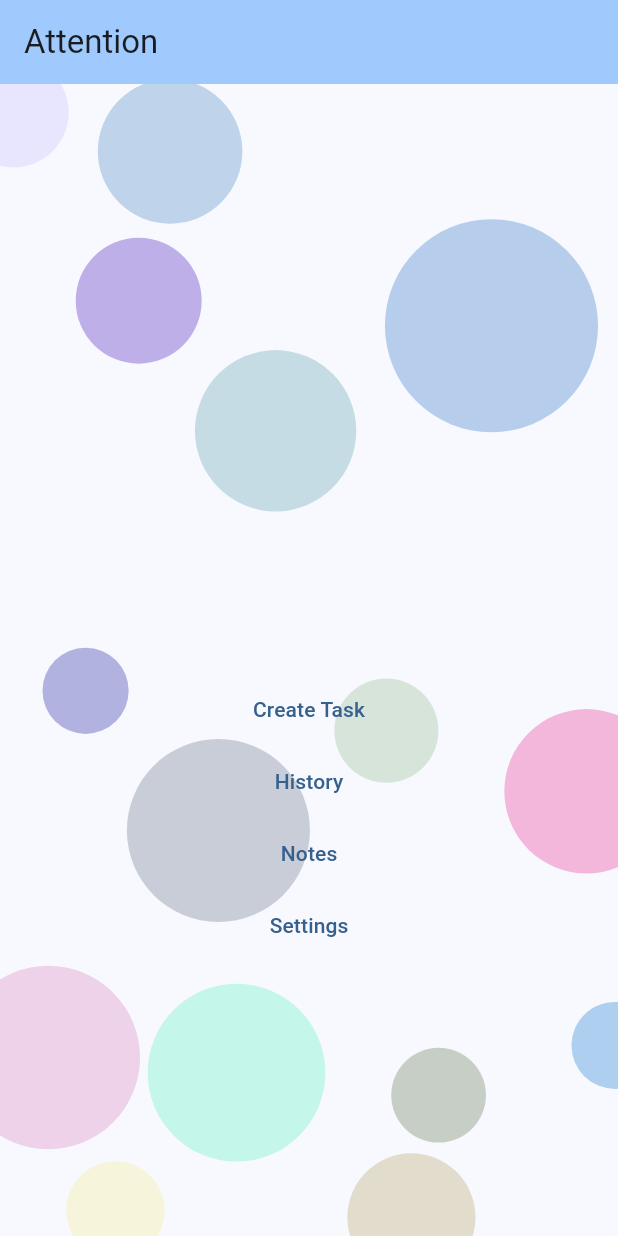
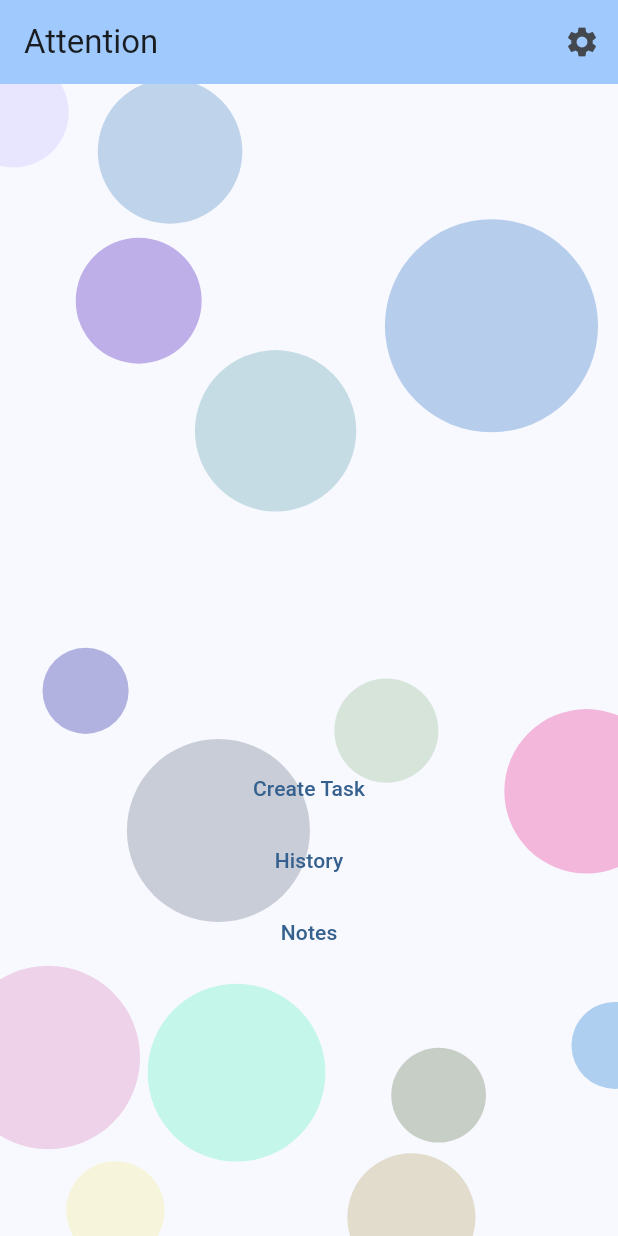
Before and after one commit to BigFlexLiu/attention, a Flutter app: the screen it shows after launch, on a phone screen of 412 x 824 dp. Run offline on Flutter 3.47's test engine with Material 2 defaults, Android fonts, the phone set to English and light mode, and no system bars; our stand-ins replace carousel_slider, flutter_local_notifications, freezed_annotation, shared_preferences, stop_watch_timer, table_calendar; missing offline and left inert: animated_tree_view; statements that could not run were skipped.

Commit message:
Bug fix and menu ui enhancement.

```diff
--- a/lib/main.dart
+++ b/lib/main.dart
@@ -115,6 +115,19 @@ class _MyHomePageState extends State<MyHomePage> {
         appBar: AppBar(
           backgroundColor: Theme.of(context).colorScheme.inversePrimary,
           title: Text(widget.title),
+          actions: [
+            IconButton(
+              icon: const Icon(Icons.settings),
+              tooltip: "Settings",
+              onPressed: () {
+                Navigator.of(context).push(
+                  MaterialPageRoute(
+                    builder: (context) => const SettingsMenu(),
+                  ),
+                );
+              },
+            ),
+          ],
         ),
         body: CustomPaint(
           painter: CirclePainter(),
@@ -127,9 +140,7 @@ class _MyHomePageState extends State<MyHomePage> {
                 ),
                 if (hangedNotes.hangedNotes.isNotEmpty)
                   const Expanded(flex: 10, child: HangNotesGallery()),
-                Expanded(
-                  flex: 4,
-                  child: Column(
+                Column(
                   mainAxisAlignment: MainAxisAlignment.center,
                   children: [
                     taskWidget,
@@ -147,19 +158,10 @@ class _MyHomePageState extends State<MyHomePage> {
                         ),
                       );
                     }),
-                      OptionButton("Settings", () {
-                        Navigator.of(context).push(
-                          MaterialPageRoute(
-                            builder: (context) => const SettingsMenu(),
-                          ),
-                        );
-                      })
                   ],
                 ),
-                ),
-                if (hangedNotes.hangedNotes.isEmpty)
                 Expanded(
-                    flex: 2,
+                  flex: hangedNotes.hangedNotes.isEmpty ? 2 : 1,
                   child: Container(),
                 ),
               ]),
--- a/lib/scenes/note/notes_menu.dart
+++ b/lib/scenes/note/notes_menu.dart
@@ -12,6 +12,7 @@ import 'package:attention/theme/theme.dart';
 import 'package:flutter/material.dart';
 
 import '../../models/todo_note.dart';
+import '../../theme/circle_painter.dart';
 import '../../util/util.dart';
 import 'make_note.dart';
 
@@ -95,6 +96,7 @@ class _NotesMenuState extends State<NotesMenu> {
                 ),
                 IconButton(
                   icon: Icon(filterIcon[filter]!.icon),
+                  tooltip: filterIcon[filter]!.hintText,
                   onPressed: () {
                     setState(() {
                       filter = nextFilter(filter);
@@ -118,7 +120,6 @@ class SimpleNoteDisplay extends StatelessWidget {
 
   @override
   Widget build(BuildContext context) {
-    print(simpleNote.title.length);
     showLongPressDialogue() => showDialog(
         context: context,
         builder: (context) {
@@ -225,6 +226,7 @@ class TodoNoteDisplay extends StatelessWidget {
           }),
       child: ExpansionTile(
           title: Text(todoNote.title == "" ? todoNote.title : "untitled"),
+          subtitle: Text(fullDateDisplay(todoNote.createdAt!)),
           children: [
             TreeView.simple(
               shrinkWrap: true,
```
Also changed, not shown: lib/scenes/create_task/next_task.dart (+35 -27 lines). Lines whose indentation alone changed are shown as unchanged.
